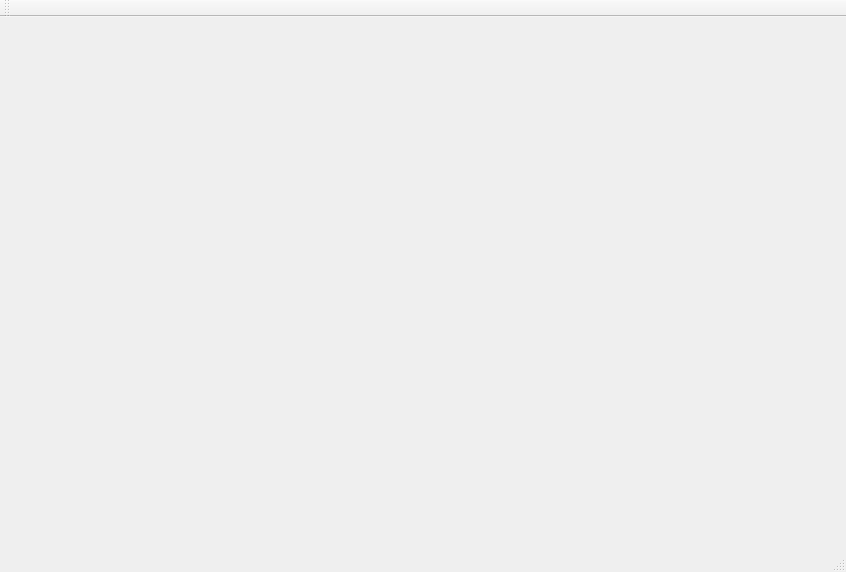
Before: the Qt Designer form TeApSy/mainwindow.ui in Mar94oK/TeApSy, drawn with Qt 5.
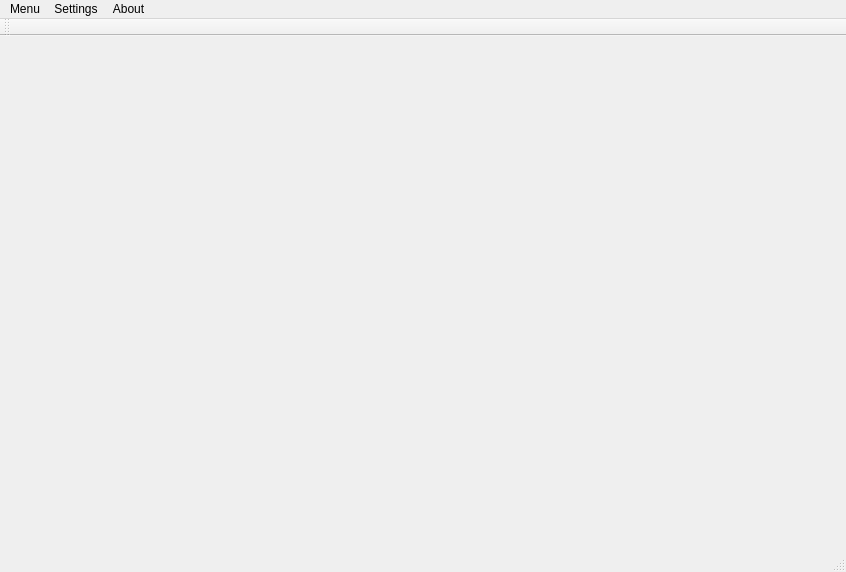
After: the same form once the commit is applied.

Commit message: Labels for mainwindow added.

Patch:
```diff
--- a/TeApSy/mainwindow.ui
+++ b/TeApSy/mainwindow.ui
@@ -32,6 +32,24 @@
      <height>20</height>
     </rect>
    </property>
+   <widget class="QMenu" name="menuMenu">
+    <property name="title">
+     <string>Menu</string>
+    </property>
+   </widget>
+   <widget class="QMenu" name="menuSettings">
+    <property name="title">
+     <string>Settings</string>
+    </property>
+   </widget>
+   <widget class="QMenu" name="menuAbout">
+    <property name="title">
+     <string>About</string>
+    </property>
+   </widget>
+   <addaction name="menuMenu"/>
+   <addaction name="menuSettings"/>
+   <addaction name="menuAbout"/>
   </widget>
   <widget class="QToolBar" name="mainToolBar">
    <attribute name="toolBarArea">
```
The commit also changes 3 other files.
